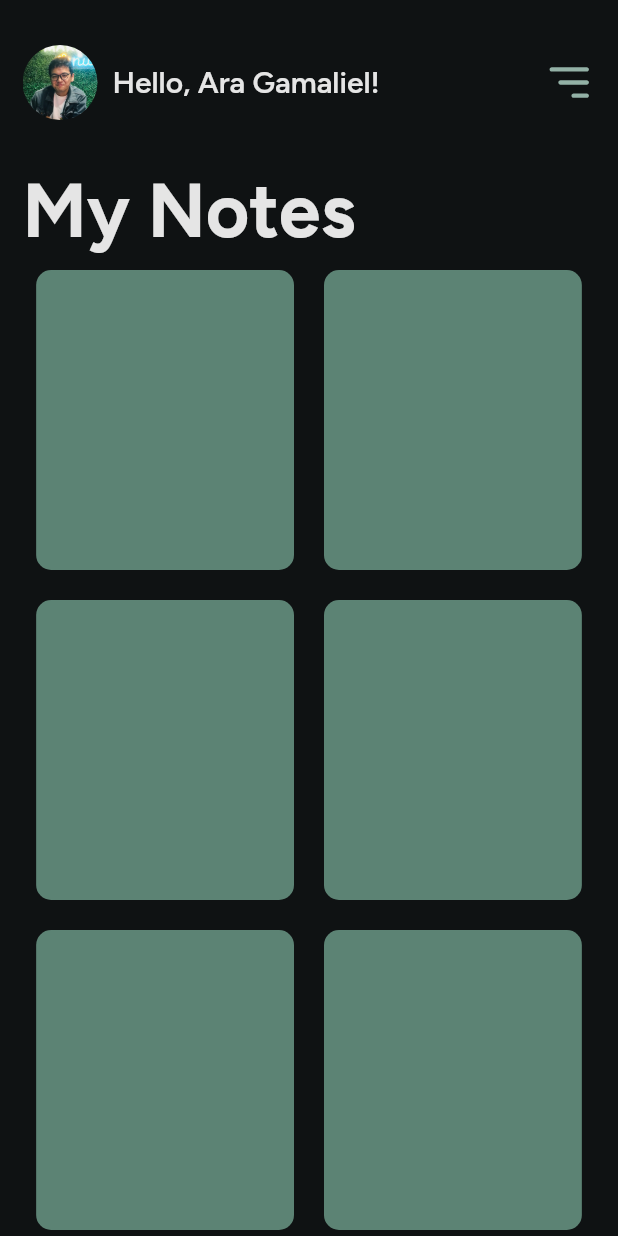
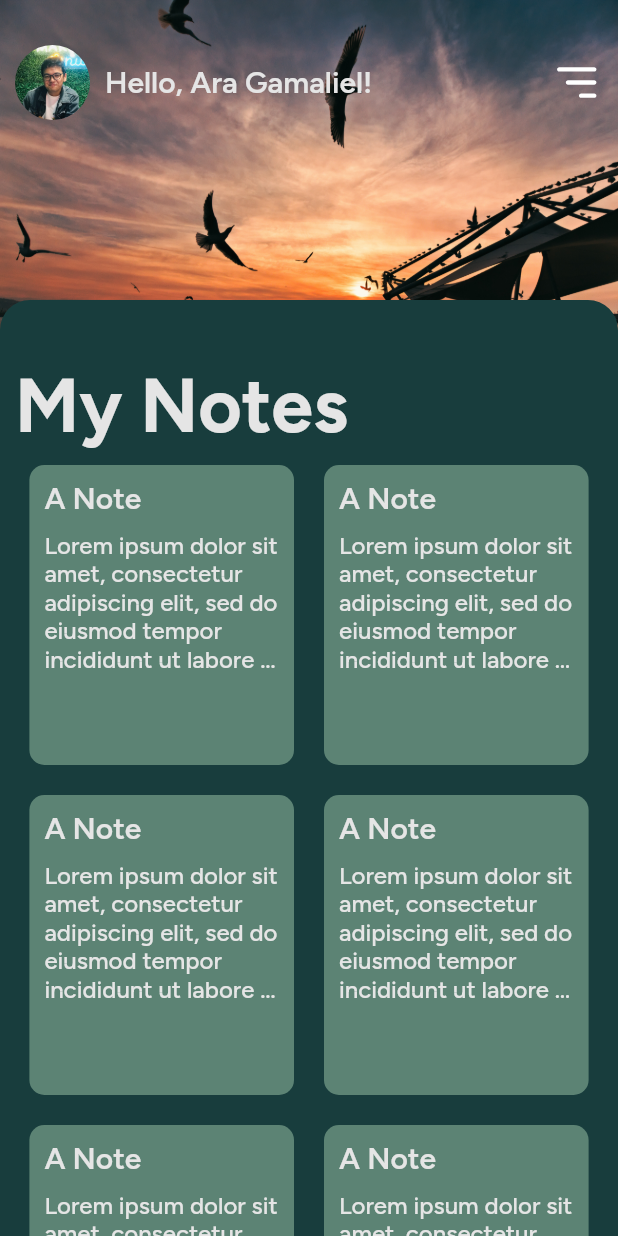
Before and after one commit to gamalielara/decipher, a Flutter app: the screen it shows after launch, after a tap on "Login with Google", on a phone screen of 412 x 824 dp. Run offline on Flutter 3.47's test engine with Material 2 defaults, Android fonts, the phone set to English and light mode, and no system bars; our stand-ins replace flutter_svg.

Commit message:
revamp landing page

```diff
--- a/lib/screens/home/home_screen.dart
+++ b/lib/screens/home/home_screen.dart
@@ -23,18 +23,12 @@ class _HomeScreenState extends State<HomeScreen> {
         width: double.infinity,
         height: double.infinity,
         child: SafeArea(
-          child: SingleChildScrollView(
-            scrollDirection: Axis.vertical,
-            child: Padding(
-              padding: EdgeInsets.symmetric(vertical: 30, horizontal: 15),
-              child: Column(
+            child: Stack(
                 children: [
                   Header(),
                   Body(),
                 ],
-              ),
             ),
-          ),
         ));
   }
 }
--- a/lib/screens/home/widgets/body.dart
+++ b/lib/screens/home/widgets/body.dart
@@ -8,7 +8,19 @@ class Body extends StatelessWidget {
 
   @override
   Widget build(BuildContext context) {
-    return Column(
+    return SingleChildScrollView(
+        scrollDirection: Axis.vertical,
+        child: Container(
+          margin: EdgeInsets.only(top: 200),
+          padding: EdgeInsets.symmetric(horizontal: 10, vertical: 10),
+          decoration: BoxDecoration(
+            borderRadius: BorderRadius.only(
+              topLeft: Radius.circular(20),
+              topRight: Radius.circular(20),
+            ),
+            color: AppThemeColor.dark,
+          ),
+          child: Column(
             children: [
               SizedBox(height: 30),
               Container(
@@ -31,14 +43,14 @@ class Body extends StatelessWidget {
                   children: List.generate(
                     10,
                     (index) => Column(
-                children: [
-                  NoteBox(color: AppThemeColor.primary)
-                ],
+                      children: [NoteBox(color: AppThemeColor.primary)],
                     ),
                   ),
+                  // children: [],
                 ),
               ),
             ],
-    );
+          ),
+        ));
   }
 }
--- a/lib/screens/home/widgets/header.dart
+++ b/lib/screens/home/widgets/header.dart
@@ -1,7 +1,7 @@
+import 'package:decipher/screens/home/widgets/home_banner.dart';
 import 'package:flutter/cupertino.dart';
+import 'package:flutter/material.dart';
 import 'package:flutter_svg/svg.dart';
-
-import '../../../theme/colors.dart';
 import '../../../theme/text.dart';
 
 class Header extends StatelessWidget {
@@ -9,7 +9,18 @@ class Header extends StatelessWidget {
 
   @override
   Widget build(BuildContext context) {
-    return  Row(
+    return Positioned(
+        top: 0,
+        left: 0,
+        right: 0,
+        child: Container(
+          height: 250,
+          child: Stack(
+            children: [
+              Positioned(top: 0, left: 0, right: 0, child: HomeBanner()),
+              Padding(
+                  padding: EdgeInsets.symmetric(vertical: 30, horizontal: 10),
+                  child: Row(
                     mainAxisAlignment: MainAxisAlignment.spaceBetween,
                     crossAxisAlignment: CrossAxisAlignment.center,
                     children: [
@@ -39,11 +50,14 @@ class Header extends StatelessWidget {
                       ),
                       SvgPicture.asset(
                         "assets/svg/hamburger-menu.svg",
-          color: AppThemeColor.light,
+                        color: Colors.white,
                         width: 35,
                         height: 35,
                       ),
                     ],
-    );
+                  ))
+            ],
+          ),
+        ));
   }
 }
--- /dev/null
+++ b/lib/screens/home/widgets/home_banner.dart
@@ -0,0 +1,16 @@
+import 'package:flutter/cupertino.dart';
+
+class HomeBanner extends StatelessWidget {
+  const HomeBanner({super.key});
+
+  @override
+  Widget build(BuildContext context) {
+    return Container(
+        width: double.infinity,
+        child: Image.asset(
+          "assets/images/header.jpg",
+          fit: BoxFit.cover,
+        ),
+    );
+  }
+}
--- a/lib/screens/home/widgets/note_box.dart
+++ b/lib/screens/home/widgets/note_box.dart
@@ -1,3 +1,4 @@
+import 'package:decipher/theme/text.dart';
 import 'package:flutter/cupertino.dart';
 
 class NoteBox extends StatelessWidget {
@@ -11,11 +12,32 @@ class NoteBox extends StatelessWidget {
       builder: (BuildContext context, BoxConstraints constraints) {
         final double widthFactor = 0.45;
 
+        final double noteBoxHeight = 200;
+
         return Container(
           width: constraints.maxWidth * widthFactor,
-          height: 200,
+          height: noteBoxHeight,
+          padding: EdgeInsets.all(10),
           decoration: BoxDecoration(
               color: this.color, borderRadius: BorderRadius.circular(10)),
+          child: Column(
+            crossAxisAlignment: CrossAxisAlignment.start,
+            children: [
+              Text(
+                "A Note",
+                style: semiBoldText.copyWith(fontSize: 20),
+                overflow: TextOverflow.ellipsis,
+                maxLines: 2,
+              ),
+              SizedBox(height: 10),
+              Text(
+                "Lorem ipsum dolor sit amet, consectetur adipiscing elit, sed do eiusmod tempor incididunt ut labore et dolore magna aliqua. Ut enim ad minim veniam, quis nostrud exercitation ullamco laboris nisi ut aliquip ex ea commodo consequat. Duis aute irure dolor in reprehenderit in voluptate velit esse cillum dolore eu fugiat nulla pariatur. Excepteur sint occaecat cupidatat non proident, sunt in culpa qui officia deserunt mollit anim id est laborum.",
+                style: regularText.copyWith(fontSize: 16),
+                overflow: TextOverflow.ellipsis,
+                maxLines: 5,
+              ),
+            ],
+          ),
         );
       },
     );
```
Also changed, not shown: assets/images/header.jpg (added). Lines whose indentation alone changed are shown as unchanged.
